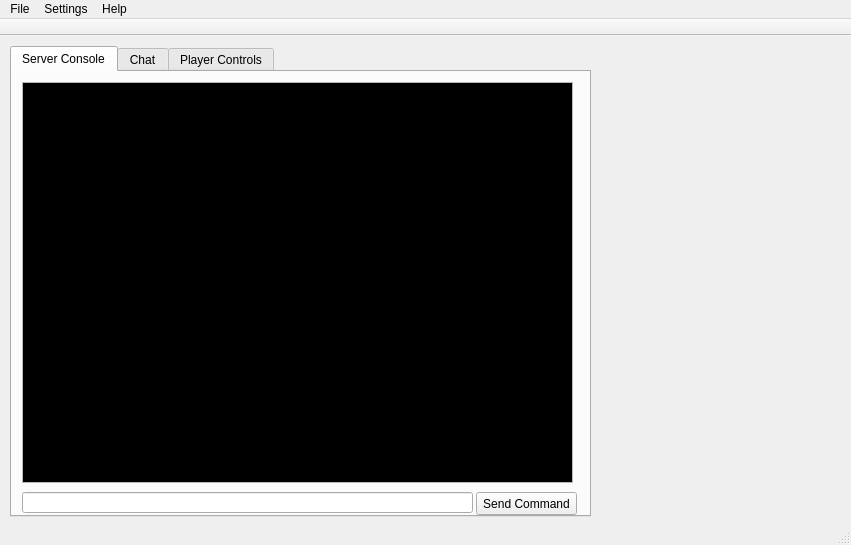
Before: the Qt Designer form LoEWCT/mainwindow.ui in WapaMario63/LoEWCT, drawn with Qt 5.
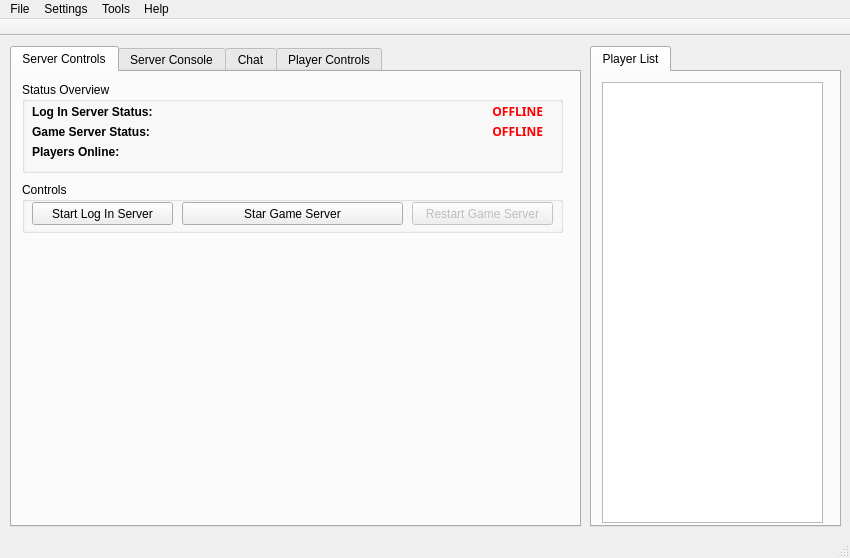
After: the same form once the commit is applied.

The edit to the form file:
```diff
--- a/LoEWCT/mainwindow.ui
+++ b/LoEWCT/mainwindow.ui
@@ -6,8 +6,8 @@
    <rect>
     <x>0</x>
     <y>0</y>
-    <width>851</width>
-    <height>545</height>
+    <width>850</width>
+    <height>558</height>
    </rect>
   </property>
   <property name="windowTitle">
@@ -19,13 +19,186 @@
      <rect>
       <x>10</x>
       <y>10</y>
-      <width>581</width>
-      <height>471</height>
+      <width>571</width>
+      <height>481</height>
      </rect>
     </property>
     <property name="currentIndex">
      <number>0</number>
     </property>
+    <widget class="QWidget" name="serverStatusTab">
+     <attribute name="title">
+      <string notr="true">Server Controls</string>
+     </attribute>
+     <widget class="QGroupBox" name="groupBox">
+      <property name="geometry">
+       <rect>
+        <x>10</x>
+        <y>10</y>
+        <width>541</width>
+        <height>91</height>
+       </rect>
+      </property>
+      <property name="title">
+       <string>Status Overview</string>
+      </property>
+      <widget class="QLabel" name="label">
+       <property name="geometry">
+        <rect>
+         <x>10</x>
+         <y>20</y>
+         <width>131</width>
+         <height>21</height>
+        </rect>
+       </property>
+       <property name="text">
+        <string>&lt;b&gt;Log In Server Status:&lt;/b&gt;</string>
+       </property>
+       <property name="scaledContents">
+        <bool>false</bool>
+       </property>
+      </widget>
+      <widget class="QLabel" name="logInServStatus">
+       <property name="geometry">
+        <rect>
+         <x>450</x>
+         <y>20</y>
+         <width>71</width>
+         <height>20</height>
+        </rect>
+       </property>
+       <property name="font">
+        <font>
+         <family>Lucida Sans</family>
+         <weight>75</weight>
+         <bold>true</bold>
+        </font>
+       </property>
+       <property name="text">
+        <string>&lt;html&gt;&lt;head/&gt;&lt;body&gt;&lt;p&gt;&lt;span style=&quot; font-weight:600; color:#ff0000;&quot;&gt;OFFLINE&lt;/span&gt;&lt;/p&gt;&lt;/body&gt;&lt;/html&gt;</string>
+       </property>
+       <property name="textFormat">
+        <enum>Qt::RichText</enum>
+       </property>
+       <property name="alignment">
+        <set>Qt::AlignRight|Qt::AlignTrailing|Qt::AlignVCenter</set>
+       </property>
+      </widget>
+      <widget class="QLabel" name="label_2">
+       <property name="geometry">
+        <rect>
+         <x>10</x>
+         <y>40</y>
+         <width>131</width>
+         <height>21</height>
+        </rect>
+       </property>
+       <property name="text">
+        <string>&lt;html&gt;&lt;head/&gt;&lt;body&gt;&lt;p&gt;&lt;span style=&quot; font-weight:600;&quot;&gt;Game Server Status:&lt;/span&gt;&lt;/p&gt;&lt;/body&gt;&lt;/html&gt;</string>
+       </property>
+       <property name="scaledContents">
+        <bool>false</bool>
+       </property>
+      </widget>
+      <widget class="QLabel" name="gameServStatus">
+       <property name="geometry">
+        <rect>
+         <x>450</x>
+         <y>40</y>
+         <width>71</width>
+         <height>20</height>
+        </rect>
+       </property>
+       <property name="font">
+        <font>
+         <family>Lucida Sans</family>
+         <weight>75</weight>
+         <bold>true</bold>
+        </font>
+       </property>
+       <property name="text">
+        <string>&lt;html&gt;&lt;head/&gt;&lt;body&gt;&lt;p&gt;&lt;span style=&quot; font-weight:600; color:#ff0000;&quot;&gt;OFFLINE&lt;/span&gt;&lt;/p&gt;&lt;/body&gt;&lt;/html&gt;</string>
+       </property>
+       <property name="textFormat">
+        <enum>Qt::RichText</enum>
+       </property>
+       <property name="alignment">
+        <set>Qt::AlignRight|Qt::AlignTrailing|Qt::AlignVCenter</set>
+       </property>
+      </widget>
+      <widget class="QLabel" name="label_3">
+       <property name="geometry">
+        <rect>
+         <x>10</x>
+         <y>60</y>
+         <width>131</width>
+         <height>21</height>
+        </rect>
+       </property>
+       <property name="text">
+        <string>&lt;html&gt;&lt;head/&gt;&lt;body&gt;&lt;p&gt;&lt;span style=&quot; font-weight:600;&quot;&gt;Players Online:&lt;/span&gt;&lt;/p&gt;&lt;/body&gt;&lt;/html&gt;</string>
+       </property>
+       <property name="scaledContents">
+        <bool>false</bool>
+       </property>
+      </widget>
+     </widget>
+     <widget class="QGroupBox" name="groupBox_2">
+      <property name="geometry">
+       <rect>
+        <x>10</x>
+        <y>110</y>
+        <width>541</width>
+        <height>51</height>
+       </rect>
+      </property>
+      <property name="title">
+       <string>Controls</string>
+      </property>
+      <widget class="QPushButton" name="restartGameServStatusBtn">
+       <property name="enabled">
+        <bool>false</bool>
+       </property>
+       <property name="geometry">
+        <rect>
+         <x>390</x>
+         <y>20</y>
+         <width>141</width>
+         <height>23</height>
+        </rect>
+       </property>
+       <property name="text">
+        <string>Restart Game Server</string>
+       </property>
+      </widget>
+      <widget class="QPushButton" name="gameServStatusBtn">
+       <property name="geometry">
+        <rect>
+         <x>160</x>
+         <y>20</y>
+         <width>221</width>
+         <height>23</height>
+        </rect>
+       </property>
+       <property name="text">
+        <string>Star Game Server</string>
+       </property>
+      </widget>
+      <widget class="QPushButton" name="logInServStatusBtn">
+       <property name="geometry">
+        <rect>
+         <x>10</x>
+         <y>20</y>
+         <width>141</width>
+         <height>23</height>
+        </rect>
+       </property>
+       <property name="text">
+        <string>Start Log In Server</string>
+       </property>
+      </widget>
+     </widget>
+    </widget>
     <widget class="QWidget" name="serverConsoleTab">
      <attribute name="title">
       <string>Server Console</string>
@@ -103,8 +276,13 @@
         </disabled>
        </palette>
       </property>
+      <property name="font">
+       <font>
+        <family>Consolas</family>
+       </font>
+      </property>
       <property name="plainText">
-       <string/>
+       <string>Still not yet fully done</string>
       </property>
      </widget>
      <widget class="QLineEdit" name="lineEdit">
@@ -142,13 +320,41 @@
      </attribute>
     </widget>
    </widget>
+   <widget class="QTabWidget" name="tabWidget_2">
+    <property name="geometry">
+     <rect>
+      <x>590</x>
+      <y>10</y>
+      <width>251</width>
+      <height>481</height>
+     </rect>
+    </property>
+    <property name="currentIndex">
+     <number>0</number>
+    </property>
+    <widget class="QWidget" name="tab_2">
+     <attribute name="title">
+      <string>Player List</string>
+     </attribute>
+     <widget class="QListWidget" name="listWidget">
+      <property name="geometry">
+       <rect>
+        <x>10</x>
+        <y>10</y>
+        <width>221</width>
+        <height>441</height>
+       </rect>
+      </property>
+     </widget>
+    </widget>
+   </widget>
   </widget>
   <widget class="QMenuBar" name="menuBar">
    <property name="geometry">
     <rect>
      <x>0</x>
      <y>0</y>
-     <width>851</width>
+     <width>850</width>
      <height>21</height>
     </rect>
    </property>
@@ -164,12 +370,19 @@
    </widget>
    <widget class="QMenu" name="menuHelp">
     <property name="title">
+     <string>Tools</string>
+    </property>
+    <addaction name="actionNPC_Creator"/>
+   </widget>
+   <widget class="QMenu" name="menuHelp_2">
+    <property name="title">
      <string>Help</string>
     </property>
    </widget>
    <addaction name="menuFile"/>
    <addaction name="menuSettings"/>
    <addaction name="menuHelp"/>
+   <addaction name="menuHelp_2"/>
   </widget>
   <widget class="QToolBar" name="mainToolBar">
    <property name="movable">
@@ -185,7 +398,7 @@
     <enum>TopToolBarArea</enum>
    </attribute>
    <attribute name="toolBarBreak">
-    <bool>true</bool>
+    <bool>false</bool>
    </attribute>
   </widget>
   <widget class="QStatusBar" name="statusBar"/>
```
Left out of the diff: 48 changed lines with no effect on the pictures.
